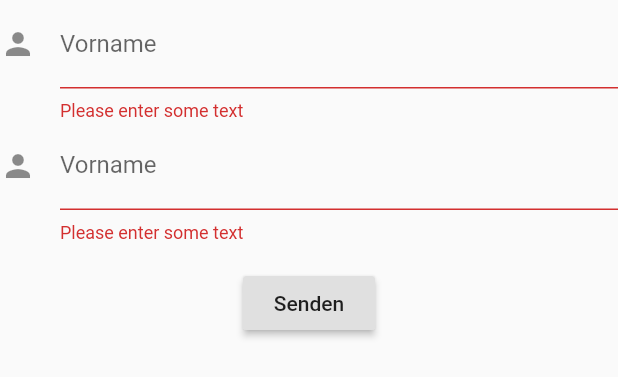
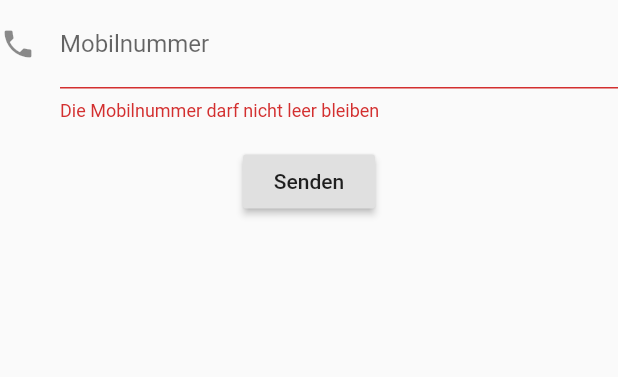
Before and after one commit to ninogjoni/wvsv_corona_tracker, a Flutter app: the ReportScreenForm widget shown alone on an empty page, opened directly, after a tap on "Senden", on a phone screen of 412 x 824 dp. Shown: the top 377 px of the screen. Run offline on Flutter 3.47's test engine with Material 2 defaults, Android fonts, the phone set to English and light mode, and no system bars.

Commit message:
added mobile phone number validation

```diff
--- a/frontend/corona_tracker/lib/navigation/ReportScreen.dart
+++ b/frontend/corona_tracker/lib/navigation/ReportScreen.dart
@@ -1,4 +1,7 @@
 import 'package:flutter/material.dart';
+import 'package:flutter/services.dart';
+import 'dart:developer';
+
 
 class ReportScreen extends StatelessWidget {
   @override
@@ -45,39 +48,50 @@ class ReportScreenFormState extends State<ReportScreenForm> {
         crossAxisAlignment: CrossAxisAlignment.center,
         children: <Widget>[
           TextFormField(
+            keyboardType: TextInputType.number,
+            inputFormatters: <TextInputFormatter>[
+              WhitelistingTextInputFormatter.digitsOnly
+            ],
             decoration: const InputDecoration(
-              icon: Icon(Icons.person),
-              labelText: 'Vorname',
-
+              icon: Icon(Icons.phone),
+              labelText: 'Mobilnummer',
             ),
             validator: (value) {
               if (value.isEmpty) {
-                return 'Please enter some text';
+                return 'Die Mobilnummer darf nicht leer bleiben';
               }
-              return null;
+              else if ('${value[0]}' == '0') {
+                return 'Bitte die Mobilnummer hinter der 0 eingeben';
+              }
+              else if (value.length < 10) {
+                return 'Die Mobilnummer ist zu kurz';
+              }
+              else if (value.length > 12) {
+                return "Die Mobilnummer ist zu lang";
+              }
             },
             onSaved: (String value) {
               //Hier werden die Daten an das Backend gesendet und dort weiter-
               //-bearbeitet
             },
           ),
-          TextFormField(
-            decoration: const InputDecoration(
-              icon: Icon(Icons.person),
-              labelText: 'Vorname',
-
-            ),
-            validator: (value) {
-              if (value.isEmpty) {
-                return 'Please enter some text';
-              }
-              return null;
-            },
-            onSaved: (String value) {
-              //Hier werden die Daten an das Backend gesendet und dort weiter-
-              //-bearbeitet
-            },
-          ),
+//          TextFormField(
+//            decoration: const InputDecoration(
+//              icon: Icon(Icons.person),
+//              labelText: 'Vorname',
+//
+//            ),
+//            validator: (value) {
+//              if (value.isEmpty) {
+//                return 'Please enter some text';
+//              }
+//              return null;
+//            },
+//            onSaved: (String value) {
+//              //Hier werden die Daten an das Backend gesendet und dort weiter-
+//              //-bearbeitet
+//            },
+//          ),
 
           Padding(
             padding: const EdgeInsets.symmetric(vertical: 16.0),
--- a/frontend/corona_tracker/pubspec.yaml
+++ b/frontend/corona_tracker/pubspec.yaml
@@ -17,13 +17,14 @@ environment:
   sdk: ">=2.1.0 <3.0.0"
 
 dependencies:
-  grouped_buttons: ^1.0.3
   flutter:
     sdk: flutter
 
   # The following adds the Cupertino Icons font to your application.
   # Use with the CupertinoIcons class for iOS style icons.
   cupertino_icons: ^0.1.2
+  grouped_buttons: ^1.0.3
+  country_code_picker: ^1.3.6
 
 dev_dependencies:
   flutter_test:
```
Also changed, not shown: frontend/corona_tracker/pubspec.lock.
